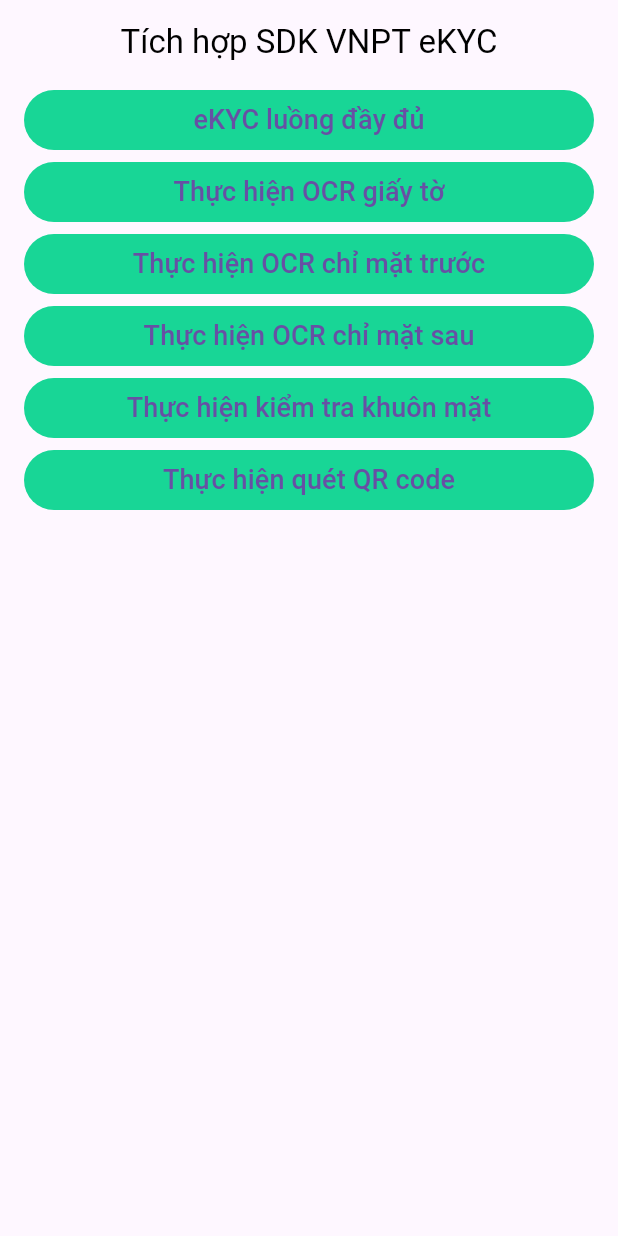
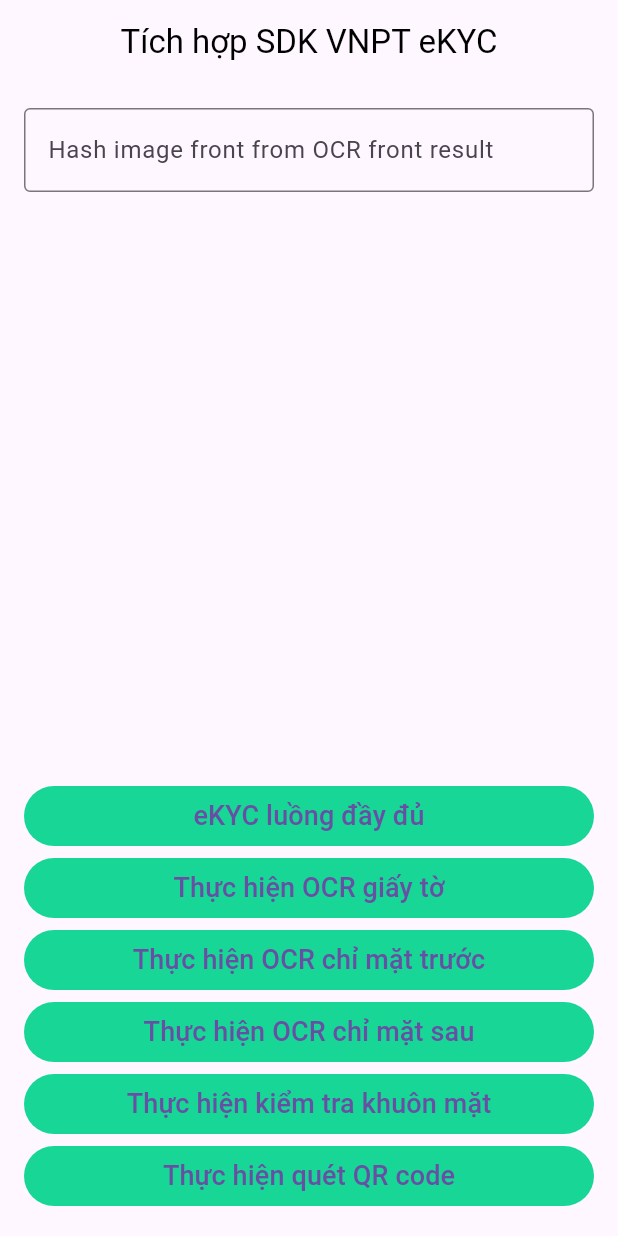
Before and after one commit to MobileTeamIC/ekyc-flutter-sample, a Flutter app: the screen it shows after launch, on a phone screen of 412 x 824 dp. Run offline on Flutter 3.47's test engine with Material 3 defaults, Android fonts, the phone set to English and light mode, and no system bars; our stand-ins replace flutter_dotenv.

Commit message:
add textfield hash iamge font fromt OCR font result

```diff
--- a/SampleIntegrateEkycFlutter/lib/main.dart
+++ b/SampleIntegrateEkycFlutter/lib/main.dart
@@ -24,7 +24,10 @@
         primarySwatch: Colors.blue,
       ),
       debugShowCheckedModeBanner: false,
-      home: const MyHomePage(title: 'Tích hợp SDK VNPT eKYC'),
+      home: GestureDetector(
+        onTap: () => FocusScope.of(context).unfocus(),
+        child: const MyHomePage(title: 'Tích hợp SDK VNPT eKYC'),
+      ),
     );
   }
 }
@@ -46,6 +49,13 @@
   static final String _tokenId = dotenv.env['TOKEN_ID'] ?? '';
   static final String _tokenKey = dotenv.env['TOKEN_KEY'] ?? '';
   static final String baseUrl = dotenv.env['BASE_URL'] ?? '';
+  String _hashFrontOcr = '';
+
+  @override
+  void initState() {
+    super.initState();
+    _hashFrontOcr =  '';
+  }
 
   _navigateToLog(Map<String, dynamic> json) {
     if (json.isNotEmpty) {
@@ -73,7 +83,27 @@
       ),
       body: Center(
         child: Column(
+          crossAxisAlignment: CrossAxisAlignment.start,
+          mainAxisAlignment: MainAxisAlignment.start,
           children: <Widget>[
+            //Label HASH_FRONT_OCR_FROM_OCR_FRONT_RESULT
+            Padding(
+              padding: const EdgeInsets.all(16.0),
+              child: Column(
+                crossAxisAlignment: CrossAxisAlignment.start,
+                mainAxisAlignment: MainAxisAlignment.start,
+                children: [
+            TextField(
+              decoration: const InputDecoration(
+                border: OutlineInputBorder(),
+                labelText: 'Hash image front from OCR front result',
+              ),
+              onChanged: (value) => setState(() => _hashFrontOcr = value),
+            ),
+                ],
+              ),
+            ),
+            Spacer(),
             _buildButton(
               title: 'eKYC luồng đầy đủ',
               onPressed: () async {
@@ -141,7 +171,7 @@
                     accessToken: _accessToken,
                     tokenId: _tokenId,
                     tokenKey: _tokenKey,
-                    hashFrontOcr: '<HASH_FRONT_OCR_FROM_OCR_FRONT_RESULT>',
+                    hashFrontOcr: _hashFrontOcr,
                   );
                   _navigateToLog(await _ekyc.startEkycOcrBack(config));
                 } on PlatformException catch (e) {
@@ -161,7 +191,7 @@
                     accessToken: _accessToken,
                     tokenId: _tokenId,
                     tokenKey: _tokenKey,
-                    hashImageCompare: '<HASH_FRONT_OCR_FROM_OCR_FRONT_RESULT>',
+                    hashImageCompare: _hashFrontOcr,
                   );
                   _navigateToLog(await _ekyc.startEkycFace(config));
                 } on PlatformException catch (e) {
@@ -192,6 +222,7 @@
                 }
               },
             ),
+            const SizedBox(height: 16),
           ],
         ),
       ),
```
Also changed, not shown: SampleIntegrateEkycFlutter/lib/log_screen.dart (+18 -11 lines), 2 other files.
